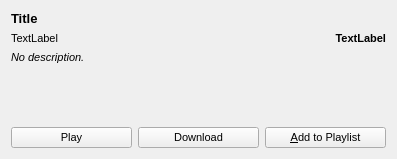
Qt form podcatcher/Resources/ui/widgets/EpisodeListItemWidget.ui (lostrootpass/alphagem) before a commit.
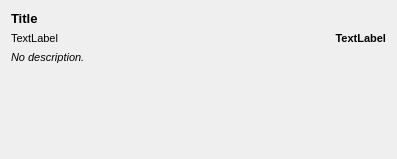
The same form after that commit. Custom widgets are drawn as their Qt base class.

Commit message: Show full episode details when selected.

The edit to the form file:
```diff
--- a/podcatcher/Resources/ui/widgets/EpisodeListItemWidget.ui
+++ b/podcatcher/Resources/ui/widgets/EpisodeListItemWidget.ui
@@ -69,7 +69,7 @@
    <item>
     <widget class="QLabel" name="descLabel">
      <property name="sizePolicy">
-      <sizepolicy hsizetype="Preferred" vsizetype="Expanding">
+      <sizepolicy hsizetype="Preferred" vsizetype="MinimumExpanding">
        <horstretch>0</horstretch>
        <verstretch>0</verstretch>
       </sizepolicy>
@@ -94,33 +94,19 @@
     </widget>
    </item>
    <item>
-    <layout class="QHBoxLayout" name="buttonLayout">
-     <item>
-      <widget class="QPushButton" name="playButton">
-       <property name="text">
-        <string>Play</string>
-       </property>
-      </widget>
-     </item>
-     <item>
-      <widget class="QPushButton" name="downloadButton">
-       <property name="text">
-        <string>Download</string>
-       </property>
-      </widget>
-     </item>
-     <item>
-      <widget class="QPushButton" name="addToPlaylistButton">
-       <property name="text">
-        <string>&amp;Add to Playlist</string>
-       </property>
-      </widget>
-     </item>
-    </layout>
+    <widget class="EpisodeControlWidget" name="controlWidget" native="true"/>
    </item>
   </layout>
  </widget>
  <layoutdefault spacing="6" margin="11"/>
+ <customwidgets>
+  <customwidget>
+   <class>EpisodeControlWidget</class>
+   <extends>QWidget</extends>
+   <header>ui/widgets/episodecontrolwidget.h</header>
+   <container>1</container>
+  </customwidget>
+ </customwidgets>
  <resources/>
  <connections/>
 </ui>
```
The commit also changes 16 other files.
